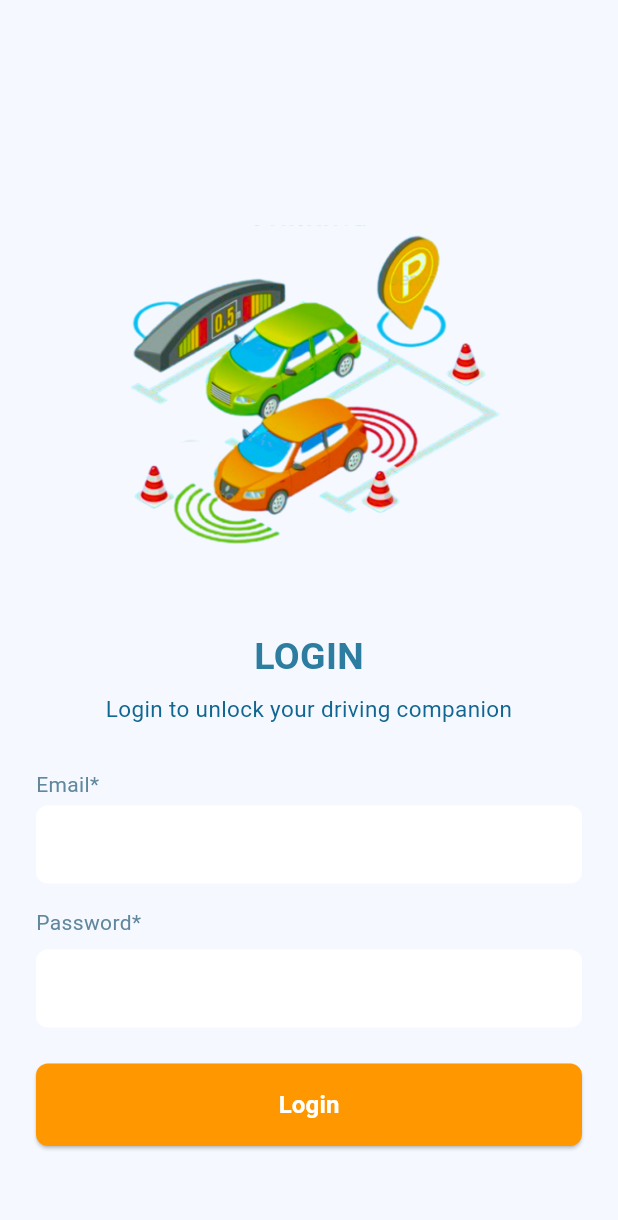
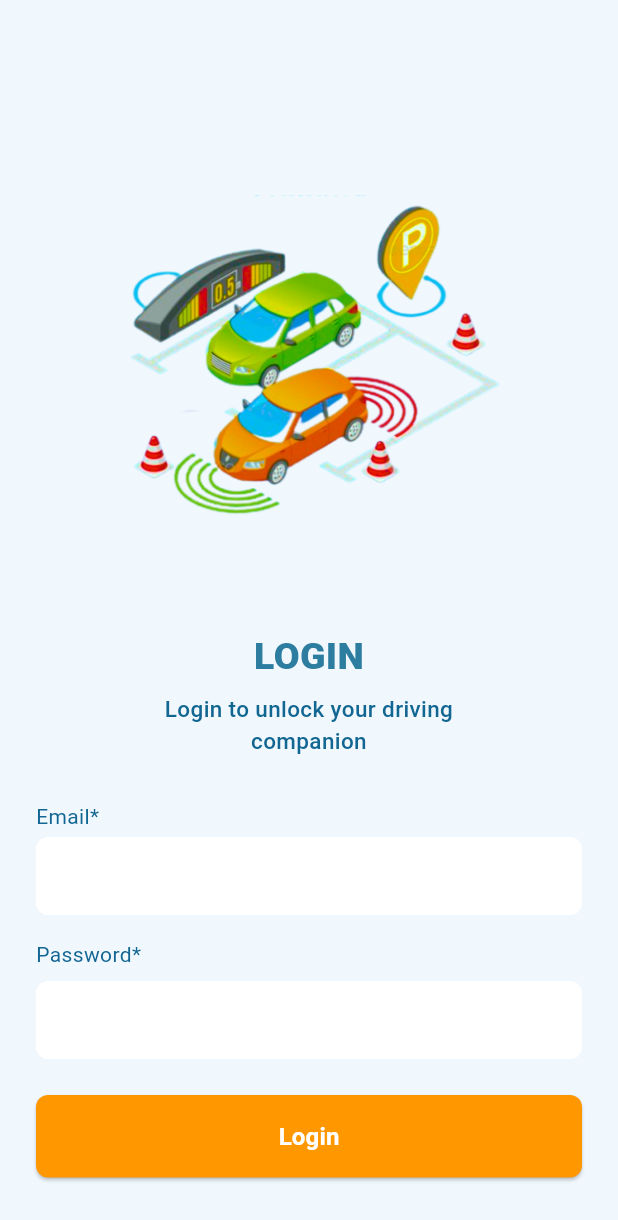
Before and after one commit to vouchheang/Parking_system-PSE-, a Flutter app: the screen it shows after launch, on a phone screen of 412 x 824 dp. Shown: the top 1220 px of the screen. Run offline on Flutter 3.47's test engine with Material 3 defaults, Android fonts, the phone set to English and light mode, and no system bars; missing offline and left inert: qr_code_scanner.

Commit message:
finishes login front end

```diff
--- a/lib/main.dart
+++ b/lib/main.dart
@@ -14,7 +14,7 @@ class MyApp extends StatelessWidget {
   Widget build(BuildContext context) {
     return MaterialApp(
       debugShowCheckedModeBanner: false,
-       home:  LoginScreen(),
+       home: LoginScreen (),
 
     );
   }
--- a/lib/screens/login_screen.dart
+++ b/lib/screens/login_screen.dart
@@ -21,7 +21,7 @@ class _LoginScreenState extends State<LoginScreen> {
   @override
   Widget build(BuildContext context) {
     return Scaffold(
-      backgroundColor: const Color(0xFFF5F9FF),
+      backgroundColor: const Color(0xFFF0F7FD),
       body: SafeArea(
         child: SingleChildScrollView(
           child: Padding(
@@ -30,10 +30,10 @@ class _LoginScreenState extends State<LoginScreen> {
               crossAxisAlignment: CrossAxisAlignment.stretch,
               children: [
                 const SizedBox(
-                  height: 150,
+                  height: 130,
                 ), // Increased space to push down content
                 _buildIllustration(),
-                const SizedBox(height: 20),
+                const SizedBox(height: 40),
                 _buildLoginHeader(),
                 const SizedBox(height: 30),
                 _buildLoginForm(),
@@ -66,17 +66,17 @@ class _LoginScreenState extends State<LoginScreen> {
           'LOGIN',
           style: TextStyle(
             fontSize: 25,
-            fontWeight: FontWeight.bold,
+            fontWeight: FontWeight.w900,
             color: Color(0xFF2C7DA0),
           ),
         ),
         SizedBox(height: 6),
         Text(
-          'Login to unlock your driving companion',
+         'Login to unlock your driving\ncompanion',
           style: TextStyle(
             fontSize: 15,
             color: Color(0xFF116692),
-            fontWeight: FontWeight.w400,
+            fontWeight: FontWeight.w500,
           ),
           textAlign: TextAlign.center,
         ),
@@ -92,7 +92,7 @@ class _LoginScreenState extends State<LoginScreen> {
           'Email*',
           style: TextStyle(
             fontSize: 14,
-            color: Color(0xFF61879D),
+            color: Color(0xFF116692),
             fontWeight: FontWeight.w400,
           ),
         ),
@@ -118,7 +118,7 @@ class _LoginScreenState extends State<LoginScreen> {
           'Password*',
           style: TextStyle(
             fontSize: 14,
-            color: Color(0xFF61879D),
+            color: Color(0xFF116692),
             fontWeight: FontWeight.w400,
           ),
         ),
```
